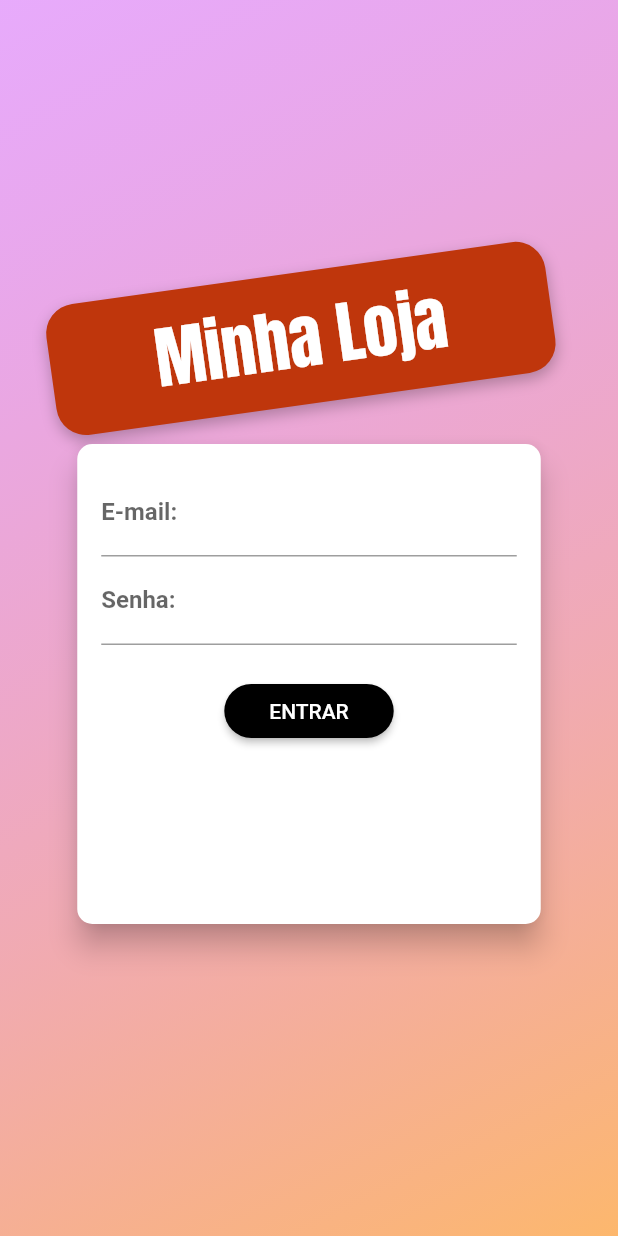
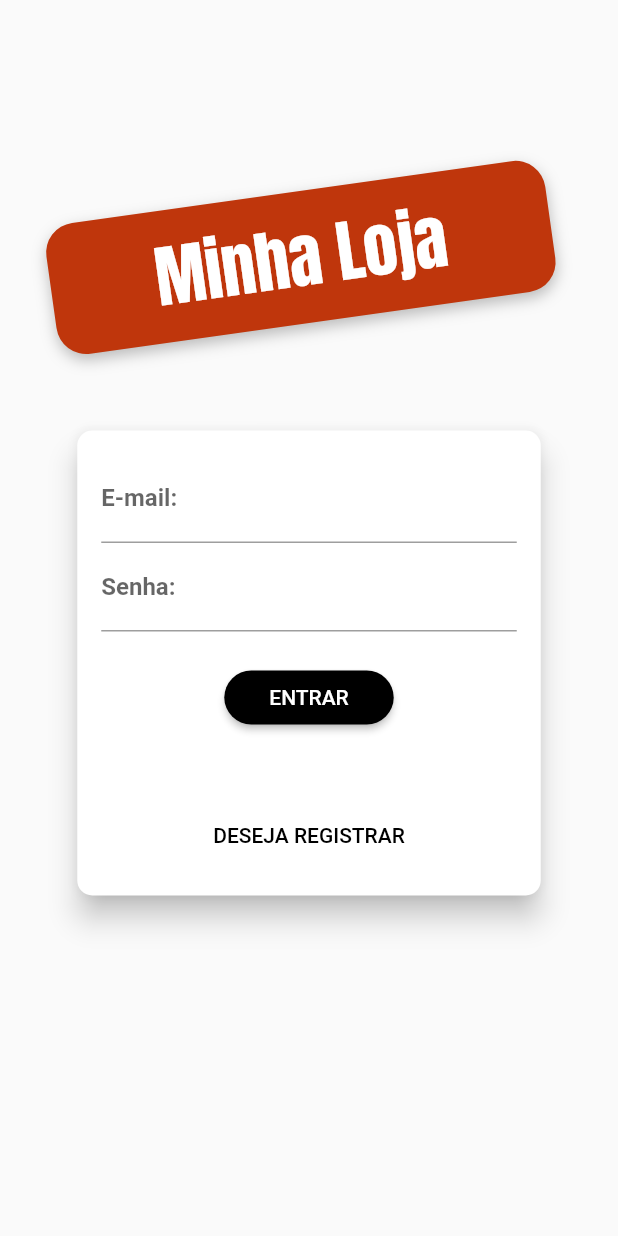
Before and after one commit to Deroski/Estudando_Provider_app_compras, a Flutter app: the screen it shows after launch, on a phone screen of 412 x 824 dp. Run offline on Flutter 3.47's test engine with Material 2 defaults, Android fonts, the phone set to English and light mode, and no system bars.

Commit message:
commit new

```diff
--- a/lib/components/auth_form.dart
+++ b/lib/components/auth_form.dart
@@ -1,4 +1,8 @@
 import 'package:flutter/material.dart';
+import 'package:provider/provider.dart';
+import 'package:shop_app_flutter/exceptions/auth_exception.dart';
+
+import '../models/auth.dart';
 
 enum AuthMode { Signup, Login }
 
@@ -11,27 +15,94 @@ class AuthForm extends StatefulWidget {
 
 class _AuthFormState extends State<AuthForm> {
   final _passwordController = TextEditingController();
+  final _formKey = GlobalKey<FormState>();
+  bool _isLoading = false;
   AuthMode _authMode = AuthMode.Login;
   Map<String, String> _authData = {
     'email': '',
     'password': '',
   };
 
-  void _submit() {}
+  bool _isLogin() => _authMode == AuthMode.Login;
+  bool _isSignup() => _authMode == AuthMode.Signup;
+
+  void _switchAuthMode() {
+    setState(() {
+      if (_isLogin()) {
+        _authMode = AuthMode.Signup;
+      } else {
+        _authMode = AuthMode.Login;
+      }
+    });
+  }
+
+  void _showErrorDialog(String msg) {
+    showDialog(
+      context: context,
+      builder: (context) => AlertDialog(
+        title: Text('Ocorreu um Erro'),
+        content: Text(msg),
+        actions: [
+          TextButton(
+            onPressed: () => Navigator.of(context).pop(),
+            child: Text('Fechar'),
+          ),
+        ],
+      ),
+    );
+  }
+
+  Future<void> _submit() async {
+    final isValid = _formKey.currentState?.validate() ?? false;
+
+    if (!isValid) {
+      return;
+    }
+
+    setState(() => _isLoading = true);
+
+    _formKey.currentState?.save();
+    Auth auth = Provider.of(context, listen: false);
+
+    try {
+      if (_isLogin()) {
+        // Login
+        await auth.login(
+          _authData['email']!,
+          _authData['password']!,
+        );
+      } else {
+        // Registrar
+        await auth.signup(
+          _authData['email']!,
+          _authData['password']!,
+        );
+      }
+    } on AuthException catch (error) {
+      _showErrorDialog(error.toString());
+    } catch (error) {
+      _showErrorDialog('Ocorreu um erro inesperado!');
+    }
+
+    setState(() => _isLoading = false);
+  }
 
   @override
   Widget build(BuildContext context) {
     final deviceSize = MediaQuery.of(context).size;
-    return Card(
+    return Padding(
+      padding: const EdgeInsets.all(20),
+      child: Card(
         elevation: 8,
         shape: RoundedRectangleBorder(
           borderRadius: BorderRadius.circular(10),
         ),
         child: Container(
           padding: const EdgeInsets.all(16),
-        height: 320,
+          height: _isLogin() ? 310 : 400,
           width: deviceSize.width * 0.75,
           child: Form(
+            key: _formKey,
             child: Column(
               children: [
                 TextFormField(
@@ -70,7 +141,7 @@ class _AuthFormState extends State<AuthForm> {
                     return null;
                   },
                 ),
-              if (_authMode == AuthMode.Signup)
+                if (_isSignup())
                   TextFormField(
                     decoration: InputDecoration(
                       labelText: 'Confirmar Senha:',
@@ -80,7 +151,7 @@ class _AuthFormState extends State<AuthForm> {
                     ),
                     keyboardType: TextInputType.emailAddress,
                     obscureText: true,
-                  validator: _authMode == AuthMode.Login
+                    validator: _isLogin()
                         ? null
                         : (_password) {
                             final passaword = _password ?? '';
@@ -91,6 +162,9 @@ class _AuthFormState extends State<AuthForm> {
                           },
                   ),
                 SizedBox(height: 20),
+                if (_isLoading)
+                  CircularProgressIndicator()
+                else
                   ElevatedButton(
                     onPressed: _submit,
                     child: Text(
@@ -106,7 +180,15 @@ class _AuthFormState extends State<AuthForm> {
                       ),
                     ),
                   ),
+                Spacer(),
+                TextButton(
+                  onPressed: _switchAuthMode,
+                  child: Text(
+                    _isLogin() ? 'DESEJA REGISTRAR' : 'jÁ POSSUI UMA CONTA?',
+                  ),
+                ),
               ],
+            ),
           ),
         ),
       ),
--- /dev/null
+++ b/lib/exceptions/auth_exception.dart
@@ -0,0 +1,20 @@
+class AuthException implements Exception {
+  static const Map<String, String> errors = {
+    'EMAIL_EXISTS': 'E-mail já cadastrado.',
+    'OPERATION_NOT_ALLOWED': 'Operação não permitida!',
+    'TOO_MANY_ATTEMPTS_TRY_LATER':
+        'Acesso bloqueado temporariamente. Tente mais tarde.',
+    'EMAIL_NOT_FOUND': 'E-mail não encontrado.',
+    'INVALID_PASSAWORD': 'Senha informada não confere.',
+    'USER_DISABLED': 'A conta do usuário foi desabilitada.',
+  };
+
+  final String key;
+
+  AuthException(this.key);
+
+  @override
+  String toString() {
+    return errors[key] ?? 'Ocorreu um erro no processo de autenticação.';
+  }
+}
--- a/lib/main.dart
+++ b/lib/main.dart
@@ -5,6 +5,7 @@ import 'package:shop_app_flutter/models/screens/auth_screen.dart';
 import 'package:shop_app_flutter/models/screens/product_detail_screen.dart';
 import 'package:shop_app_flutter/models/screens/products_overview_screen.dart';
 import 'package:shop_app_flutter/utils/app_routes.dart';
+import 'models/auth.dart';
 import 'models/cart.dart';
 import 'models/product_list.dart';
 import 'models/screens/cart_screen.dart';
@@ -35,6 +36,9 @@ class MyApp extends StatelessWidget {
         ChangeNotifierProvider(
           create: (_) => new OrderList(),
         ),
+        ChangeNotifierProvider(
+          create: (_) => new Auth(),
+        ),
       ],
       child: MaterialApp(
         debugShowCheckedModeBanner: false,
--- a/lib/models/screens/auth_screen.dart
+++ b/lib/models/screens/auth_screen.dart
@@ -1,5 +1,4 @@
 import 'dart:math';
-
 import 'package:flutter/material.dart';
 import 'package:shop_app_flutter/components/auth_form.dart';
 
@@ -9,17 +8,22 @@ class AuthScreen extends StatelessWidget {
   @override
   Widget build(BuildContext context) {
     return Scaffold(
-      body: Stack(
+      resizeToAvoidBottomInset: true,
+      body: SingleChildScrollView(
+        child: Column(
           children: [
-          Container(
+            Padding(
+              padding: const EdgeInsets.only(top: 150),
+              child: Container(
                 decoration: BoxDecoration(
                   gradient: LinearGradient(
                     colors: [
-                  Color.fromRGBO(212, 89, 253, 0.494),
-                  Color.fromRGBO(253, 176, 93, 0.898),
+                      Color.fromRGBO(215, 117, 255, 0.5),
+                      Color.fromRGBO(255, 188, 117, 0.9),
                     ],
                     begin: Alignment.topLeft,
                     end: Alignment.bottomRight,
+                  ),
                 ),
               ),
             ),
@@ -30,7 +34,10 @@ class AuthScreen extends StatelessWidget {
                 crossAxisAlignment: CrossAxisAlignment.center,
                 children: [
                   Container(
-                  padding: EdgeInsets.symmetric(
+                    margin: const EdgeInsets.only(
+                      bottom: 25,
+                    ),
+                    padding: const EdgeInsets.symmetric(
                       vertical: 10,
                       horizontal: 70,
                     ),
@@ -61,6 +68,7 @@ class AuthScreen extends StatelessWidget {
             ),
           ],
         ),
+      ),
     );
   }
 }
```
Also changed, not shown: lib/models/auth.dart (added, +42 -0 lines). Lines whose indentation alone changed are shown as unchanged.
